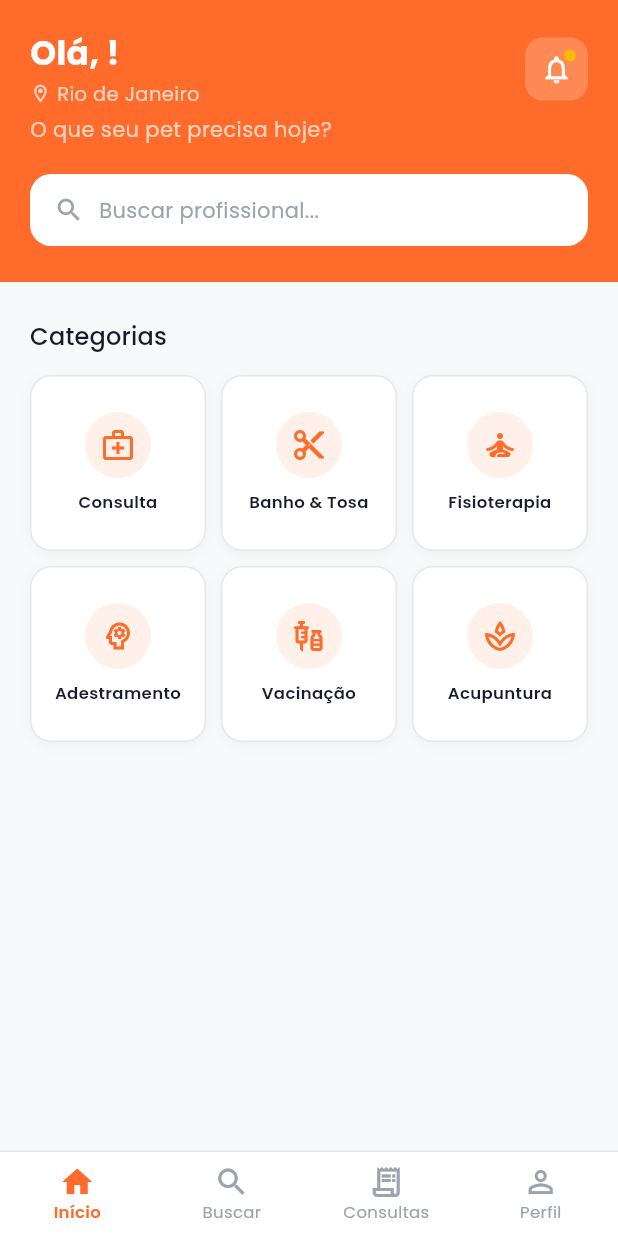
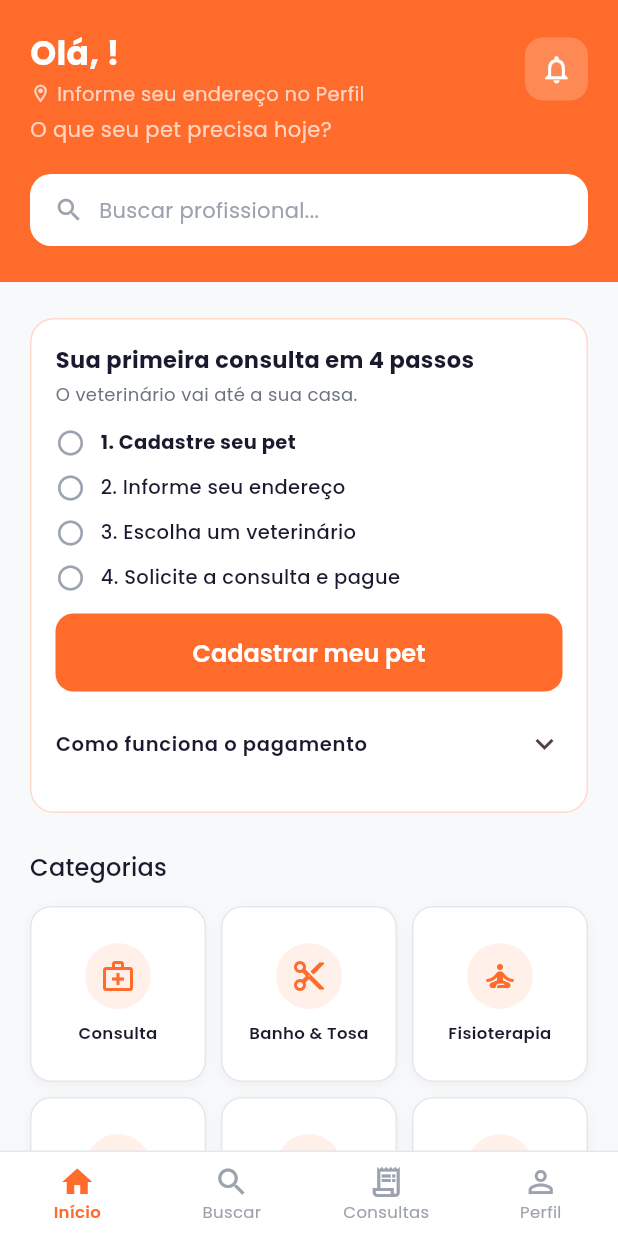
Before and after one commit to vetvemaplicativo/vetvem, a Flutter app: the HomeView screen opened by its route, on a phone screen of 412 x 824 dp. Run offline on Flutter 3.47's test engine with Material 3 defaults, Android fonts, the phone set to English and light mode, and no system bars; our stand-ins replace cloud_firestore, connectivity_plus, firebase_analytics, firebase_auth, firebase_core, firebase_messaging and 10 more; accounts and stored records are empty.

Commit message:
Tutor 1.0.10+29: sino com notificacoes reais, cidade real, guia da primeira consulta com texto de pagamento/devolucao, eventos de funil
Co-Authored-By: Claude Sonnet 5.5 <noreply@anthropic.com>

```diff
--- /dev/null
+++ b/lib/app/modules/home/first_consult_guide.dart
@@ -0,0 +1,171 @@
+import 'package:flutter/material.dart';
+import 'package:get/get.dart';
+import '../../services/analytics_service.dart';
+import '../../theme/app_theme.dart';
+import '../profile/profile_controller.dart';
+import 'home_controller.dart';
+
+/// Guia da primeira consulta: aparece só para quem ainda não fez nenhum pedido.
+/// Os passos se marcam sozinhos conforme a pessoa avança. O texto de pagamento
+/// e devolução segue os Termos de Uso (seção 3).
+class FirstConsultGuide extends StatelessWidget {
+  const FirstConsultGuide({super.key});
+
+  @override
+  Widget build(BuildContext context) {
+    final home = Get.find<HomeController>();
+    final profile = Get.find<ProfileController>();
+    return Obx(() {
+      // Só depois de carregar os pedidos, para não piscar para quem já pediu.
+      if (!home.appointmentsLoaded.value || home.hasAnyAppointment.value) {
+        return const SizedBox.shrink();
+      }
+      final hasPet = profile.pets.isNotEmpty;
+      final hasAddress = profile.addresses.isNotEmpty;
+
+      final steps = <_Step>[
+        _Step('Cadastre seu pet', hasPet, 'pet',
+            () => home.changeTab(3), 'Cadastrar meu pet'),
+        _Step('Informe seu endereço', hasAddress, 'address',
+            () => home.changeTab(3), 'Informar endereço'),
+        _Step('Escolha um veterinário', false, 'vet',
+            () => home.changeTab(1), 'Escolher veterinário'),
+        _Step('Solicite a consulta e pague', false, 'request',
+            () => home.changeTab(1), 'Escolher veterinário'),
+      ];
+      // Próximo passo pendente em destaque (os dois últimos levam à busca)
+      final next = steps.firstWhere((s) => !s.done);
+
+      return Container(
+        margin: const EdgeInsets.only(bottom: 24),
+        padding: const EdgeInsets.all(16),
+        decoration: BoxDecoration(
+          color: Colors.white,
+          borderRadius: BorderRadius.circular(16),
+          border: Border.all(color: AppColors.primary.withValues(alpha: 0.25)),
+        ),
+        child: Column(
+          crossAxisAlignment: CrossAxisAlignment.start,
+          children: [
+            const Text('Sua primeira consulta em 4 passos',
+                style: TextStyle(
+                    fontSize: 15,
+                    fontWeight: FontWeight.bold,
+                    color: AppColors.textDark)),
+            const SizedBox(height: 4),
+            const Text('O veterinário vai até a sua casa.',
+                style: TextStyle(fontSize: 12, color: AppColors.textMedium)),
+            const SizedBox(height: 14),
+            for (var i = 0; i < steps.length; i++)
+              Padding(
+                padding: const EdgeInsets.only(bottom: 10),
+                child: Row(
+                  children: [
+                    Icon(
+                      steps[i].done
+                          ? Icons.check_circle_rounded
+                          : Icons.radio_button_unchecked,
+                      size: 20,
+                      color: steps[i].done
+                          ? const Color(0xFF22C55E)
+                          : AppColors.textLight,
+                    ),
+                    const SizedBox(width: 10),
+                    Expanded(
+                      child: Text('${i + 1}. ${steps[i].label}',
+                          style: TextStyle(
+                              fontSize: 13,
+                              fontWeight: identical(steps[i], next)
+                                  ? FontWeight.w700
+                                  : FontWeight.w500,
+                              color: steps[i].done
+                                  ? AppColors.textLight
+                                  : AppColors.textDark)),
+                    ),
+                  ],
+                ),
+              ),
+            const SizedBox(height: 4),
+            SizedBox(
+              width: double.infinity,
+              child: ElevatedButton(
+                onPressed: () {
+                  Get.find<AnalyticsService>().logGuideTap(next.key);
+                  next.action();
+                },
+                style: ElevatedButton.styleFrom(
+                  backgroundColor: AppColors.primary,
+                  foregroundColor: Colors.white,
+                  padding: const EdgeInsets.symmetric(vertical: 13),
+                  shape: RoundedRectangleBorder(
+                      borderRadius: BorderRadius.circular(12)),
+                ),
+                child: Text(next.cta),
+              ),
+            ),
+            const SizedBox(height: 6),
+            Theme(
+              data: Theme.of(context).copyWith(dividerColor: Colors.transparent),
+              child: const ExpansionTile(
+                tilePadding: EdgeInsets.zero,
+                childrenPadding: EdgeInsets.only(bottom: 8),
+                title: Text('Como funciona o pagamento',
+                    style: TextStyle(
+                        fontSize: 13,
+                        fontWeight: FontWeight.w600,
+                        color: AppColors.textDark)),
+                children: [
+                  _Bullet('Você paga ao solicitar a consulta, por Pix ou cartão de crédito. '
+                      'O pedido só chega ao veterinário depois que o pagamento é aprovado.'),
+                  _Bullet('O veterinário tem até 1 hora para aceitar ou recusar o pedido.'),
+                  _Bullet('Se ele recusar ou não responder, o valor é devolvido '
+                      'automaticamente. O prazo para aparecer na sua conta ou fatura '
+                      'depende do seu banco ou cartão.'),
+                  _Bullet('O pagamento só é repassado ao veterinário depois que o '
+                      'atendimento é concluído.'),
+                  _Bullet('Para cancelar uma consulta já paga, fale com o nosso suporte '
+                      'pelo botão "Cancelar" na aba Consultas.'),
+                ],
+              ),
+            ),
+          ],
+        ),
+      );
+    });
+  }
+}
+
+class _Step {
+  final String label;
+  final bool done;
+  final String key;
+  final VoidCallback action;
+  final String cta;
+  _Step(this.label, this.done, this.key, this.action, this.cta);
+}
+
+class _Bullet extends StatelessWidget {
+  final String text;
+  const _Bullet(this.text);
+
+  @override
+  Widget build(BuildContext context) {
+    return Padding(
+      padding: const EdgeInsets.only(bottom: 6),
+      child: Row(
+        crossAxisAlignment: CrossAxisAlignment.start,
+        children: [
+          const Padding(
+            padding: EdgeInsets.only(top: 5, right: 8),
+            child: Icon(Icons.circle, size: 5, color: AppColors.textMedium),
+          ),
+          Expanded(
+            child: Text(text,
+                style: const TextStyle(
+                    fontSize: 12, height: 1.4, color: AppColors.textMedium)),
+          ),
+        ],
+      ),
+    );
+  }
+}
--- a/lib/app/modules/scheduling/scheduling_controller.dart
+++ b/lib/app/modules/scheduling/scheduling_controller.dart
@@ -42,6 +42,8 @@ class SchedulingController extends GetxController {
   @override
   void onInit() {
     super.onInit();
+    Get.find<AnalyticsService>()
+        .logBookingStarted(Get.find<VetsController>().selectedVet.value?.id ?? '');
     // Pré-seleciona o primeiro endereço salvo se houver
     final profile = Get.find<ProfileController>();
     if (profile.addresses.isNotEmpty) {
--- a/lib/app/services/auth_service.dart
+++ b/lib/app/services/auth_service.dart
@@ -1,4 +1,5 @@
 import 'dart:convert';
+import 'analytics_service.dart';
 import 'dart:io';
 import 'dart:math';
 import 'package:cloud_firestore/cloud_firestore.dart';
@@ -144,6 +145,7 @@ class AuthService extends GetxService {
           'createdAt': FieldValue.serverTimestamp(),
           'platform': Platform.isIOS ? 'ios' : 'android',
         }, SetOptions(merge: true));
+        Get.find<AnalyticsService>().logSignUp('google');
       }
     } on AuthException {
       rethrow;
@@ -201,6 +203,7 @@ class AuthService extends GetxService {
           'createdAt': FieldValue.serverTimestamp(),
           'platform': Platform.isIOS ? 'ios' : 'android',
         });
+        Get.find<AnalyticsService>().logSignUp('apple');
       }
     } on SignInWithAppleAuthorizationException catch (e) {
       if (e.code == AuthorizationErrorCode.canceled) {
--- a/pubspec.yaml
+++ b/pubspec.yaml
@@ -2,7 +2,7 @@ name: vetvem
 description: "VetVem - Agende veterinarios a domicilio para seu pet."
 publish_to: 'none'
 
-version: 1.0.9+28
+version: 1.0.10+29
 
 environment:
   sdk: ^3.12.1
```
Also changed, not shown: lib/app/modules/home/home_controller.dart (+80 -2 lines), lib/app/modules/home/home_view.dart (+48 -19 lines), lib/app/modules/vets/vet_detail_view.dart (+22 -1 lines), lib/app/services/analytics_service.dart (+13 -0 lines).
